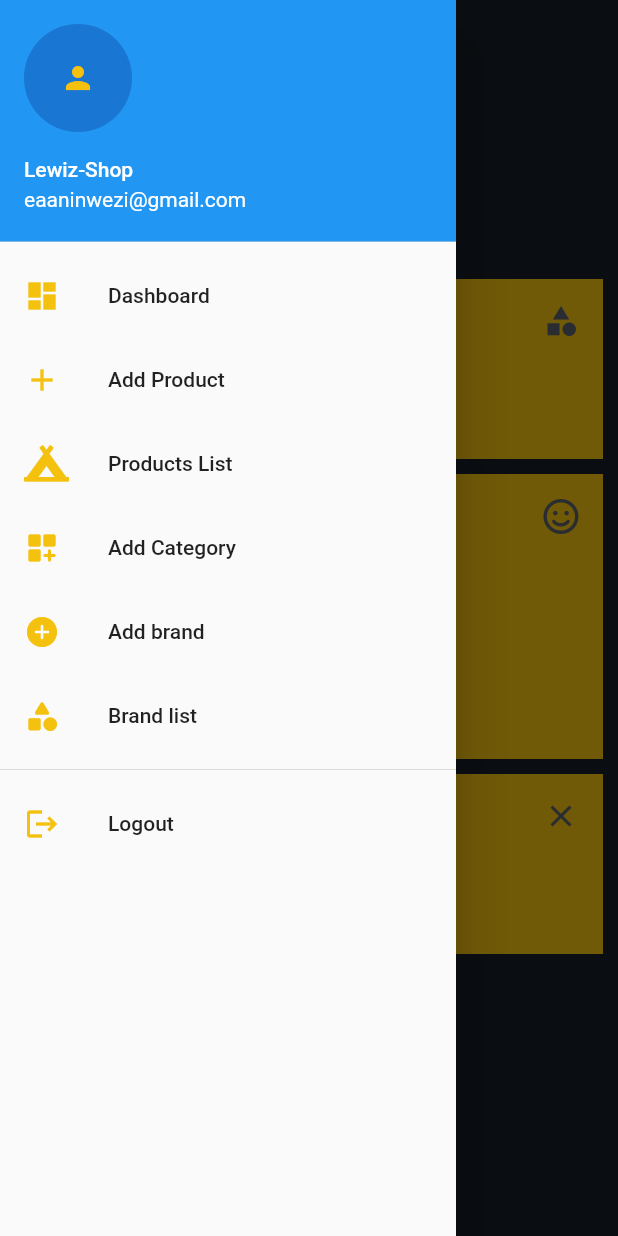
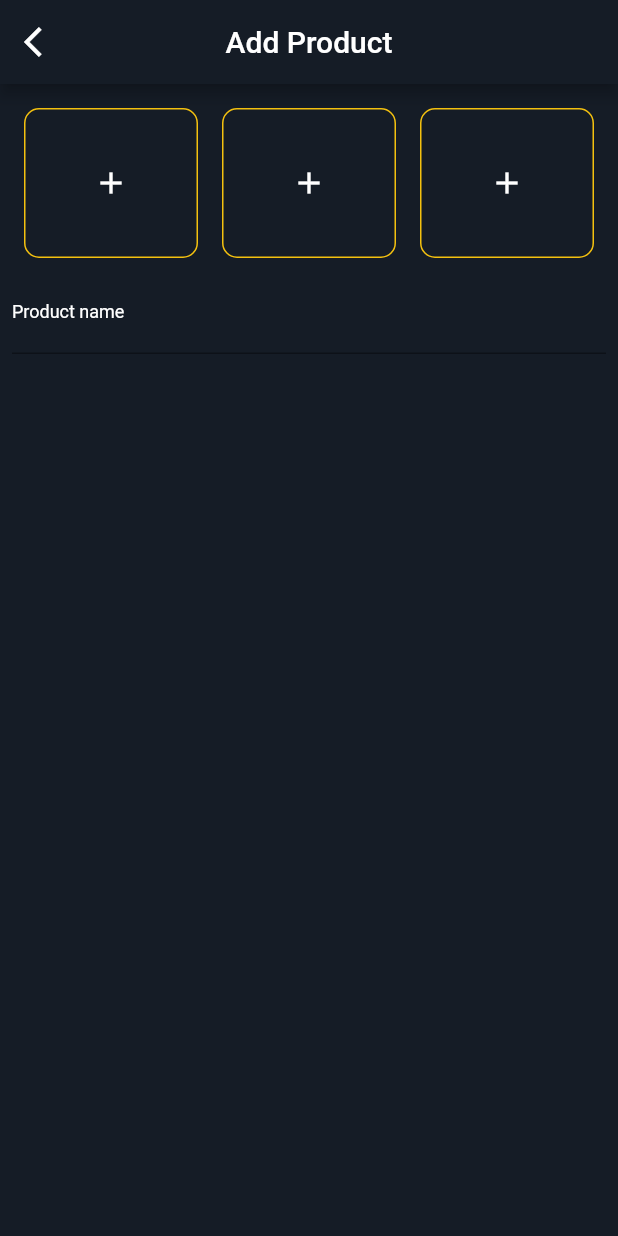
Before and after one commit to eaaniwezi/E-Shoppins, a Flutter app: the AdminHomeScreen screen opened directly, in the side drawer, after a tap on "Add Product", on a phone screen of 412 x 824 dp. Run offline on Flutter 3.47's test engine with Material 2 defaults, Android fonts, the phone set to English and light mode, and no system bars; our stand-ins replace cloud_firestore, firebase_auth, firebase_core, firebase_database, fluttertoast, font_awesome_flutter and 4 more; accounts and stored records are empty.

Commit message:
working on adding products

```diff
--- a/lib/database/add_brand.dart
+++ /dev/null
@@ -1,12 +0,0 @@
-import 'package:cloud_firestore/cloud_firestore.dart';
-import 'package:uuid/uuid.dart';
-
-class AddBrandService{
-  FirebaseFirestore _firebaseFirestore = FirebaseFirestore.instance;
-
-  void createBrand(String name) {
-   var id = Uuid();
-   String addBrandId = id.v1();
-    _firebaseFirestore.collection('brands').doc(addBrandId).set({'category' : name});
-  }
-}
--- a/lib/database/add_category.dart
+++ /dev/null
@@ -1,12 +0,0 @@
-import 'package:cloud_firestore/cloud_firestore.dart';
-import 'package:uuid/uuid.dart';
-
-class AddCategoryService{
-  FirebaseFirestore _firebaseFirestore = FirebaseFirestore.instance;
-
-  void createCategory(String name) {
-   var id = Uuid();
-   String addCategoryId = id.v1();
-    _firebaseFirestore.collection('categories').doc(addCategoryId).set({'category' : name});
-  }
-}
--- a/lib/home_page.dart
+++ b/lib/home_page.dart
@@ -1,5 +1,5 @@
-import 'package:ecommerce_app/pages/cart_screen.dart';
-import 'package:ecommerce_app/pages/welcome_screen.dart';
+import 'package:ecommerce_app/pages/users_pages/cart_screen.dart';
+import 'package:ecommerce_app/pages/users_pages/welcome_screen.dart';
 import 'package:ecommerce_app/widgets/horizontal_list.dart';
 import 'package:ecommerce_app/widgets/recent_products.dart';
 import 'package:firebase_auth/firebase_auth.dart';
--- /dev/null
+++ b/lib/pages/admin_pages/admin_add_product_screen.dart
@@ -0,0 +1,171 @@
+import '../../database/brand.dart';
+import 'package:flutter/material.dart';
+import '../../database/category.dart';
+import 'package:cloud_firestore/cloud_firestore.dart';
+import 'package:ecommerce_app/style/theme.dart' as Style;
+
+class AdminAddProductScreen extends StatefulWidget {
+  const AdminAddProductScreen({Key? key}) : super(key: key);
+
+  @override
+  _AdminAddProductScreenState createState() => _AdminAddProductScreenState();
+}
+
+class _AdminAddProductScreenState extends State<AdminAddProductScreen> {
+  GlobalKey<FormState> _formKey = GlobalKey();
+  TextEditingController _productNameController = TextEditingController();
+  List<DocumentSnapshot> brands = <DocumentSnapshot>[];
+  List<DocumentSnapshot> categories = <DocumentSnapshot>[];
+
+  @override
+  void initState() {
+    super.initState();
+
+  }
+
+  @override
+  Widget build(BuildContext context) {
+    return Scaffold(
+      backgroundColor: Style.Colors.mainColor,
+      appBar: _appBar(),
+      body: Form(
+        key: _formKey,
+        child: Padding(
+          padding: const EdgeInsets.all(8.0),
+          child: ListView(
+            children: [
+              _imageContainer(),
+              TextFormField(
+                style: TextStyle(color: Style.Colors.whiteColor),
+                controller: _productNameController,
+                decoration: InputDecoration(
+                    labelText: "Product name",
+                    labelStyle:
+                        TextStyle(color: Style.Colors.whiteColor, fontSize: 12),
+                    hintText:
+                        "Product name should\'nt be more than 10 characters",
+                    hintStyle: TextStyle(
+                      color: Style.Colors.secondColor,
+                      fontSize: 12,
+                    )),
+                validator: (value) {
+                  if (value!.isEmpty) {
+                    return 'product name cant be empty';
+                  } else if (value.length > 10) {
+                    return 'product name cant be more than 10 characters';
+                  }
+                },
+              )
+            ],
+          ),
+        ),
+      ),
+    );
+  }
+
+  _imageContainer() {
+    return Row(
+      children: [
+        Expanded(
+          child: Padding(
+            padding: const EdgeInsets.all(8.0),
+            child: Container(
+              height: 100,
+              width: 40,
+              decoration: BoxDecoration(
+                border: Border.all(
+                    color: Style.Colors.secondColor,
+                    style: BorderStyle.solid,
+                    width: 1.0),
+                color: Colors.transparent,
+                borderRadius: BorderRadius.circular(10.0),
+              ),
+              child: Center(
+                child: IconButton(
+                  onPressed: () {},
+                  icon: Icon(
+                    Icons.add,
+                    color: Style.Colors.whiteColor,
+                  ),
+                ),
+              ),
+            ),
+          ),
+        ),
+        Expanded(
+          child: Padding(
+            padding: const EdgeInsets.all(8.0),
+            child: Container(
+              height: 100,
+              width: 40,
+              decoration: BoxDecoration(
+                border: Border.all(
+                    color: Style.Colors.secondColor,
+                    style: BorderStyle.solid,
+                    width: 1.0),
+                color: Colors.transparent,
+                borderRadius: BorderRadius.circular(10.0),
+              ),
+              child: Center(
+                child: IconButton(
+                  onPressed: () {},
+                  icon: Icon(
+                    Icons.add,
+                    color: Style.Colors.whiteColor,
+                  ),
+                ),
+              ),
+            ),
+          ),
+        ),
+        Expanded(
+          child: Padding(
+            padding: const EdgeInsets.all(8.0),
+            child: Container(
+              height: 100,
+              width: 40,
+              decoration: BoxDecoration(
+                border: Border.all(
+                    color: Style.Colors.secondColor,
+                    style: BorderStyle.solid,
+                    width: 1.0),
+                color: Colors.transparent,
+                borderRadius: BorderRadius.circular(10.0),
+              ),
+              child: Center(
+                child: IconButton(
+                  onPressed: () {},
+                  icon: Icon(
+                    Icons.add,
+                    color: Style.Colors.whiteColor,
+                  ),
+                ),
+              ),
+            ),
+          ),
+        ),
+      ],
+    );
+  }
+
+  _appBar() {
+    return AppBar(
+      centerTitle: true,
+      leading: IconButton(
+        icon: Icon(
+          Icons.arrow_back_ios,
+          color: Style.Colors.whiteColor,
+        ),
+        onPressed: () => Navigator.pop(context),
+      ),
+      backgroundColor: Style.Colors.mainColor,
+      // elevation: 0,
+      title: Text(
+        "Add Product",
+        style: TextStyle(
+          color: Style.Colors.whiteColor,
+        ),
+      ),
+    );
+  }
+}
--- a/lib/pages/admin_home_screen.dart
+++ b/lib/pages/admin_pages/admin_home_screen.dart
@@ -1,6 +1,7 @@
-import '../database/add_brand.dart';
+import 'package:ecommerce_app/pages/admin_pages/admin_add_product_screen.dart';
+import '../../database/brand.dart';
 import 'package:flutter/material.dart';
-import '../database/add_category.dart';
+import '../../database/category.dart';
 import 'package:fluttertoast/fluttertoast.dart';
 import 'package:ecommerce_app/style/theme.dart' as Style;
 import 'package:font_awesome_flutter/font_awesome_flutter.dart';
@@ -15,8 +16,8 @@ class AdminHomeScreen extends StatefulWidget {
 class _AdminHomeScreenState extends State<AdminHomeScreen> {
   GlobalKey<FormState> _brandKey = GlobalKey();
   GlobalKey<FormState> _categoryKey = GlobalKey();
-  AddBrandService _addBrandService = AddBrandService();
-  AddCategoryService _addCategoryService = AddCategoryService();
+  BrandService _addBrandService = BrandService();
+  CategoryService _addCategoryService = CategoryService();
   TextEditingController _brandController = TextEditingController();
   TextEditingController _categoryController = TextEditingController();
   @override
@@ -77,7 +78,13 @@ class _AdminHomeScreenState extends State<AdminHomeScreen> {
                 leading:
                     Icon(Icons.dashboard, color: Style.Colors.secondColor))),
         InkWell(
-            onTap: () {},
+            onTap: () {
+              Navigator.pop(context);
+              Navigator.push(
+                  context,
+                  MaterialPageRoute(
+                      builder: (context) => AdminAddProductScreen()));
+            },
             child: ListTile(
                 title: Text("Add Product"),
                 leading: Icon(Icons.add, color: Style.Colors.secondColor))),
@@ -89,9 +96,12 @@ class _AdminHomeScreenState extends State<AdminHomeScreen> {
                     color: Style.Colors.secondColor))),
         InkWell(
             onTap: () {
-              // Navigator.pop(context);
-              print("object");
+              try {
                 _addCategory();
+              } catch (e) {
+                print(e.toString());
+                Fluttertoast.showToast(msg: e.toString());
+              }
             },
             child: ListTile(
                 title: Text("Add Category"),
@@ -99,7 +109,12 @@ class _AdminHomeScreenState extends State<AdminHomeScreen> {
                     color: Style.Colors.secondColor))),
         InkWell(
             onTap: () {
+              try {
                 _addBrand();
+              } catch (e) {
+                print(e.toString());
+                Fluttertoast.showToast(msg: e.toString());
+              }
             },
             child: ListTile(
                 title: Text("Add brand"),
@@ -480,7 +495,7 @@ class _AdminHomeScreenState extends State<AdminHomeScreen> {
         child: TextFormField(
           controller: _categoryController,
           validator: (value) {
-            if (value!.trim().isEmpty) {
+            if (value!.isEmpty) {
               return "Field can't be empty";
             }
           },
@@ -489,12 +504,24 @@ class _AdminHomeScreenState extends State<AdminHomeScreen> {
       ),
       actions: [
         // ignore: deprecated_member_use
-        FlatButton(child: Text("Add"), onPressed: () {
+        FlatButton(
+            child: Text("Add"),
+            onPressed: () {
               // ignore: unnecessary_null_comparison
-          if (_categoryController.text != null) {
+              if (_categoryController.text.isNotEmpty) {
+                print("catergory: ${_categoryController.text}");
                 _addCategoryService.createCategory(_categoryController.text);
-          } Fluttertoast.showToast(msg: "Succesfully created ${_categoryController.text} category");
+                Fluttertoast.showToast(
+                    msg:
+                        "Succesfully created ${_categoryController.text} category");
+                _categoryController.text = '';
                 Navigator.pop(context);
+              } else {
+                // ignore: unnecessary_null_comparison
+                if (_categoryController.text.isEmpty) {
+                  Fluttertoast.showToast(msg: "Category name can't be empty");
+                }
+              }
             }),
         // ignore: deprecated_member_use
         FlatButton(
@@ -517,7 +544,7 @@ class _AdminHomeScreenState extends State<AdminHomeScreen> {
         child: TextFormField(
           controller: _brandController,
           validator: (value) {
-            if (value!.trim().isEmpty) {
+            if (value!.isEmpty) {
               return "Field can't be empty";
             }
           },
@@ -526,12 +553,19 @@ class _AdminHomeScreenState extends State<AdminHomeScreen> {
       ),
       actions: [
         // ignore: deprecated_member_use
-        FlatButton(child: Text("Add"), onPressed: () {
+        FlatButton(
+            child: Text("Add"),
+            onPressed: () {
               // ignore: unnecessary_null_comparison
-          if (_brandController.text != null) {
+              if (_brandController.text.isNotEmpty) {
                 _addBrandService.createBrand(_brandController.text);
-          } Fluttertoast.showToast(msg: "Succesfully created ${_brandController.text} brand");
+                Fluttertoast.showToast(
+                    msg: "Succesfully created ${_brandController.text} brand");
+                _brandController.text = '';
                 Navigator.pop(context);
+              } else if (_brandController.text.isEmpty) {
+                Fluttertoast.showToast(msg: "Brand name can't be empty");
+              }
             }),
         // ignore: deprecated_member_use
         FlatButton(
--- a/lib/pages/create_account_screen.dart
+++ b/lib/pages/users_pages/create_account_screen.dart
@@ -1,7 +1,7 @@
 import 'dart:async';
 import 'package:cloud_firestore/cloud_firestore.dart';
 import 'package:ecommerce_app/home_page.dart';
-import 'package:ecommerce_app/pages/login_screen.dart';
+import 'package:ecommerce_app/pages/users_pages/login_screen.dart';
 import 'package:ecommerce_app/database/users.dart';
 import 'package:firebase_auth/firebase_auth.dart';
 import 'package:flutter/foundation.dart';
--- a/lib/pages/login_screen.dart
+++ b/lib/pages/users_pages/login_screen.dart
@@ -1,6 +1,6 @@
 import 'package:ecommerce_app/home_page.dart';
-import 'package:ecommerce_app/pages/admin_home_screen.dart';
-import 'package:ecommerce_app/pages/create_account_screen.dart';
+import 'package:ecommerce_app/pages/admin_pages/admin_home_screen.dart';
+import 'package:ecommerce_app/pages/users_pages/create_account_screen.dart';
 import 'package:firebase_auth/firebase_auth.dart';
 import 'package:flutter/material.dart';
 import 'package:ecommerce_app/style/theme.dart' as Style;
--- a/lib/pages/product_details_screen.dart
+++ b/lib/pages/users_pages/product_details_screen.dart
@@ -1,5 +1,5 @@
 import 'package:ecommerce_app/home_page.dart';
-import 'package:ecommerce_app/pages/cart_screen.dart';
+import 'package:ecommerce_app/pages/users_pages/cart_screen.dart';
 import 'package:flutter/material.dart';
 import 'package:ecommerce_app/style/theme.dart' as Style;
 
--- a/lib/pages/welcome_screen.dart
+++ b/lib/pages/users_pages/welcome_screen.dart
@@ -1,6 +1,6 @@
 import 'package:ecommerce_app/home_page.dart';
-import 'package:ecommerce_app/pages/create_account_screen.dart';
-import 'package:ecommerce_app/pages/login_screen.dart';
+import 'package:ecommerce_app/pages/users_pages/create_account_screen.dart';
+import 'package:ecommerce_app/pages/users_pages/login_screen.dart';
 import 'package:flutter/material.dart';
 import 'package:fluttertoast/fluttertoast.dart';
 import 'package:shared_preferences/shared_preferences.dart';
--- a/lib/widgets/single_product_gridView.dart
+++ b/lib/widgets/single_product_gridView.dart
@@ -1,4 +1,4 @@
-import 'package:ecommerce_app/pages/product_details_screen.dart';
+import 'package:ecommerce_app/pages/users_pages/product_details_screen.dart';
 import 'package:flutter/material.dart';
 import 'package:ecommerce_app/style/theme.dart' as Style;
 
--- a/pubspec.yaml
+++ b/pubspec.yaml
@@ -34,6 +34,8 @@ dependencies:
   firebase_database: ^7.1.2
   font_awesome_flutter: ^9.1.0
   uuid: ^3.0.4
+  flutter_colored_progress_indicators: ^1.2.0
+  image_picker: ^0.8.3+2
 
 
   # The following adds the Cupertino Icons font to your application.
```
Also changed, not shown: lib/database/brand.dart (added, +17 -0 lines), lib/database/category.dart (added, +20 -0 lines), lib/main.dart (+5 -3 lines), lib/pages/users_pages/cart_screen.dart (renamed from lib/pages/cart_screen.dart), pubspec.lock. Lines whose indentation alone changed are shown as unchanged.
